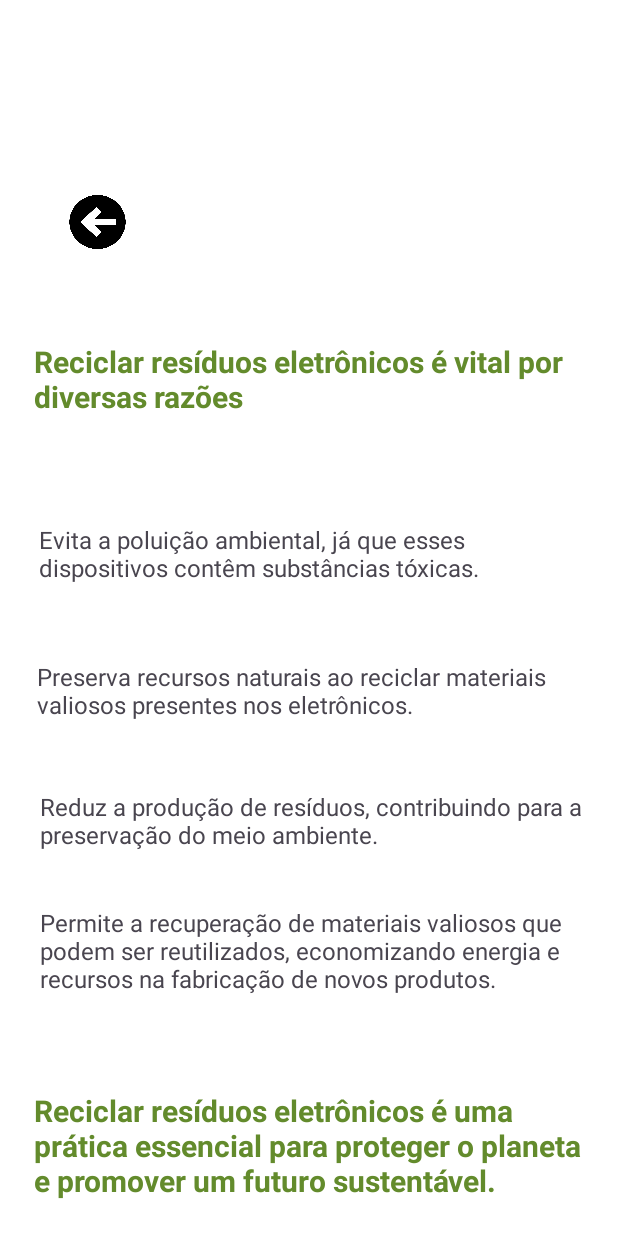
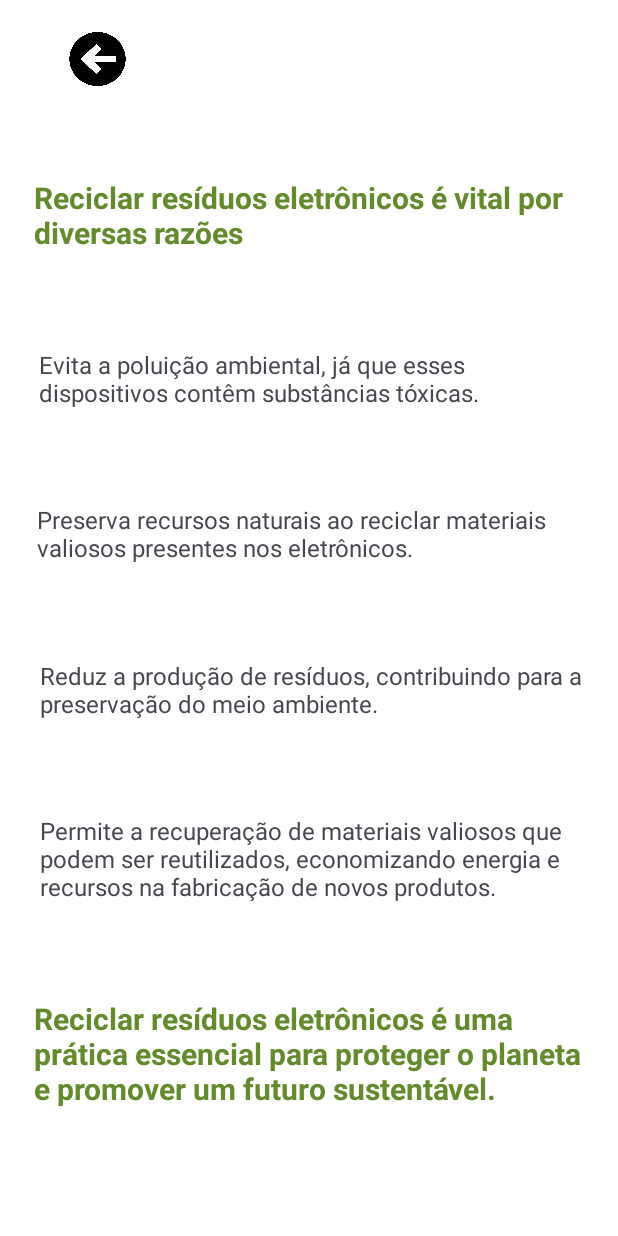
Before and after one commit to MatheusAlvesCavalcante/EcoTech, an Android app: the layout importancia_rec.xml on its own in the app's theme, with its tools: preview values and no code run, on a phone screen of 412 x 824 dp. Run offline under Robolectric (Android 15) with nearby library versions, the phone set to English and light mode, and no system bars.

Commit message:
ta funcionando

```diff
--- a/app/src/main/res/layout/activity_home.xml
+++ b/app/src/main/res/layout/activity_home.xml
@@ -25,7 +25,7 @@
         android:layout_marginTop="46dp"
         android:layout_marginBottom="24dp"
         android:background="@drawable/button_home"
-        android:onClick="abrindo_tela"
+        android:onClick="abrindo_tela_tela_importancia"
         android:text="@string/porque_reciclar"
         android:textColor="@color/white"
         app:layout_constraintBottom_toTopOf="@+id/btn_descarte"
--- a/app/src/main/res/layout/importancia_rec.xml
+++ b/app/src/main/res/layout/importancia_rec.xml
@@ -6,14 +6,14 @@
     android:layout_height="match_parent"
     tools:context=".Home"
     android:background="@color/white">
+
     <androidx.appcompat.widget.AppCompatButton
         android:id="@+id/btn_bem_vindo"
 
         style="@style/radius"
         android:layout_width="50dp"
         android:layout_height="48dp"
-        android:layout_marginTop="31dp"
-        android:layout_marginBottom="652dp"
+        android:layout_marginBottom="30dp"
         android:background="@drawable/ic_back_arrow"
         android:onClick="abrindo_tela_home"
         android:padding="20dp"
@@ -23,7 +23,7 @@
         app:layout_constraintHorizontal_bias="0.0"
         app:layout_constraintStart_toStartOf="parent"
         app:layout_constraintTop_toTopOf="parent"
-        app:layout_constraintVertical_bias="1.0"
+        app:layout_constraintVertical_bias="0.0"
         tools:ignore="MissingConstraints,OnClick" />
 
     <TextView
@@ -32,8 +32,8 @@
         android:layout_height="wrap_content"
         android:layout_gravity="center_horizontal"
         android:layout_marginStart="14dp"
-        android:layout_marginTop="32dp"
         android:layout_marginEnd="16dp"
+        android:layout_marginBottom="30dp"
         android:background="@android:color/transparent"
         android:padding="8dp"
         android:text="@string/texto10"
@@ -52,16 +52,15 @@
         android:layout_height="wrap_content"
         android:layout_gravity="center_horizontal"
         android:layout_marginStart="18dp"
-        android:layout_marginTop="5dp"
         android:layout_marginEnd="10dp"
         android:background="@android:color/transparent"
         android:padding="8dp"
         android:text="@string/texto9"
+        android:textSize="16sp"
         app:layout_constraintBottom_toTopOf="@+id/textView7"
         app:layout_constraintEnd_toEndOf="parent"
         app:layout_constraintStart_toStartOf="parent"
-        app:layout_constraintTop_toBottomOf="@+id/textView5"
-        android:textSize="16sp"/>
+        app:layout_constraintTop_toBottomOf="@+id/textView5" />
 
     <TextView
         android:id="@+id/textView5"
@@ -69,16 +68,15 @@
         android:layout_height="wrap_content"
         android:layout_gravity="center_horizontal"
         android:layout_marginStart="18dp"
-        android:layout_marginTop="14dp"
         android:layout_marginEnd="9dp"
         android:background="@android:color/transparent"
         android:padding="8dp"
         android:text="@string/texto8"
+        android:textSize="16sp"
         app:layout_constraintBottom_toTopOf="@+id/textView6"
         app:layout_constraintEnd_toEndOf="parent"
         app:layout_constraintStart_toStartOf="parent"
-        app:layout_constraintTop_toBottomOf="@+id/textView4"
-        android:textSize="16sp"/>
+        app:layout_constraintTop_toBottomOf="@+id/textView4" />
 
     <TextView
         android:id="@+id/textView4"
@@ -86,17 +84,15 @@
         android:layout_height="wrap_content"
         android:layout_gravity="center_horizontal"
         android:layout_marginStart="16dp"
-        android:layout_marginTop="19dp"
         android:layout_marginEnd="11dp"
         android:background="@android:color/transparent"
         android:padding="8dp"
         android:text="@string/texto7"
+        android:textSize="16sp"
         app:layout_constraintBottom_toTopOf="@+id/textView5"
         app:layout_constraintEnd_toEndOf="parent"
         app:layout_constraintStart_toStartOf="parent"
-        app:layout_constraintTop_toBottomOf="@+id/textView"
-        android:textSize="16sp"
-        />
+        app:layout_constraintTop_toBottomOf="@+id/textView" />
 
     <TextView
         android:id="@+id/textView"
@@ -104,17 +100,16 @@
         android:layout_height="wrap_content"
         android:layout_gravity="center_horizontal"
         android:layout_marginStart="18dp"
-        android:layout_marginTop="39dp"
         android:layout_marginEnd="8dp"
         android:background="@android:color/transparent"
         android:padding="8dp"
         android:text="@string/texto6"
+        android:textSize="16sp"
         app:layout_constraintBottom_toTopOf="@+id/textView4"
         app:layout_constraintEnd_toEndOf="parent"
         app:layout_constraintHorizontal_bias="0.333"
         app:layout_constraintStart_toStartOf="parent"
-        app:layout_constraintTop_toBottomOf="@+id/textView2"
-        android:textSize="16sp"/>
+        app:layout_constraintTop_toBottomOf="@+id/textView2" />
 
     <TextView
         android:id="@+id/textView2"
@@ -122,7 +117,6 @@
         android:layout_height="wrap_content"
         android:layout_gravity="center_horizontal"
         android:layout_marginStart="14dp"
-        android:layout_marginTop="32dp"
         android:layout_marginEnd="20dp"
         android:background="@android:color/transparent"
         android:padding="8dp"
@@ -133,6 +127,5 @@
         app:layout_constraintBottom_toTopOf="@+id/textView"
         app:layout_constraintEnd_toEndOf="parent"
         app:layout_constraintStart_toStartOf="parent"
-        app:layout_constraintTop_toBottomOf="@+id/btn_bem_vindo"
-        />
+        app:layout_constraintTop_toBottomOf="@+id/btn_bem_vindo" />
 </androidx.constraintlayout.widget.ConstraintLayout>
```
Also changed, not shown: app/src/main/AndroidManifest.xml (+6 -10 lines), app/src/main/java/br/com/local/ecotech/Home.java (+13 -0 lines), app/src/main/java/br/com/local/ecotech/ImportanciaREC.java (+14 -0 lines).
